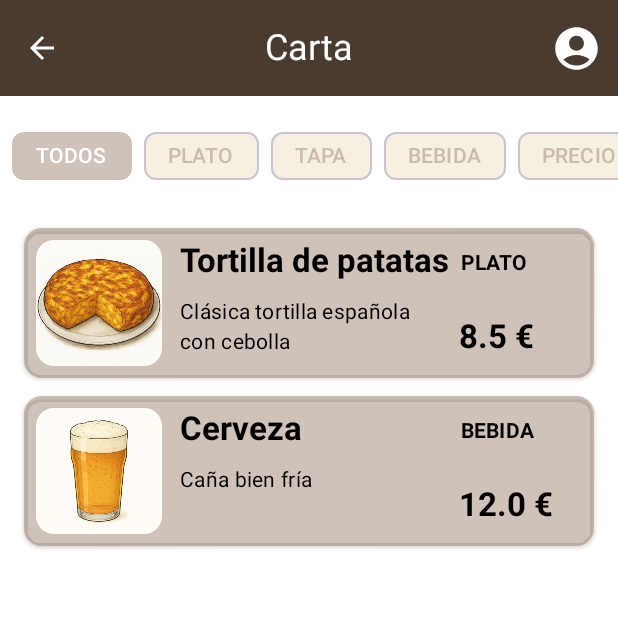
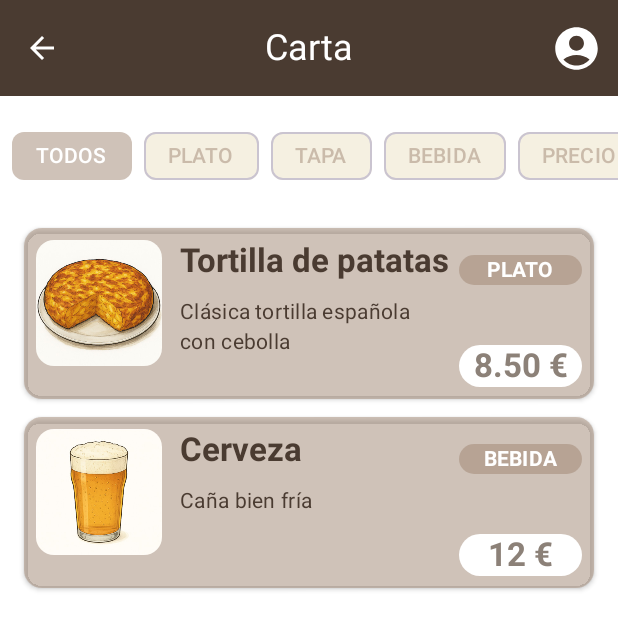
Before and after one commit to rluquea95/proyecto_comandas, an Android app built with Jetpack Compose: the @Preview function CartaScreenPreview, on a phone screen of 412 x 824 dp. Shown: the top 630 px of the screen. Run offline under Robolectric (Android 15) with nearby library versions, the phone set to English and light mode, and no system bars.

Commit message:
Cambios en la apariencia de Dialog y ProductCard de CartaScreen

```diff
--- a/app/src/main/java/com/example/readytapas/ui/components/TopBarWithMenu.kt
+++ b/app/src/main/java/com/example/readytapas/ui/components/TopBarWithMenu.kt
@@ -14,7 +14,7 @@ import androidx.compose.ui.Modifier
 import androidx.compose.ui.text.style.TextAlign
 import androidx.compose.ui.unit.dp
 import androidx.compose.ui.unit.sp
-import com.example.readytapas.ui.theme.BarBlancoHuesoTexto
+import com.example.readytapas.ui.theme.BarBlancoHueso
 import com.example.readytapas.ui.theme.BarGrisMedio
 import com.example.readytapas.ui.theme.BarMarronOscuro
 
@@ -38,7 +38,7 @@ fun TopBarWithMenu(
     TopAppBar(
         colors = TopAppBarDefaults.topAppBarColors(
             containerColor = BarMarronOscuro,
-            titleContentColor = BarBlancoHuesoTexto,
+            titleContentColor = BarBlancoHueso,
         ),
         navigationIcon = {
             // Mostrar el botón de retroceso solo si `showBackButton` es true y onBackClick no es null
@@ -47,7 +47,7 @@ fun TopBarWithMenu(
                     Icon(
                         imageVector = Icons.AutoMirrored.Filled.ArrowBack,
                         contentDescription = "Atrás",
-                        tint = BarBlancoHuesoTexto
+                        tint = BarBlancoHueso
                     )
                 }
             }
@@ -70,7 +70,7 @@ fun TopBarWithMenu(
                             else -> Alignment.CenterStart
                         }
                     ),
-                    color = BarBlancoHuesoTexto,
+                    color = BarBlancoHueso,
                     fontSize = 24.sp
                 )
             }
@@ -81,7 +81,7 @@ fun TopBarWithMenu(
                     Icons.Default.AccountCircle,
                     contentDescription = "Usuario",
                     modifier = Modifier.size(34.dp),
-                    tint = BarBlancoHuesoTexto
+                    tint = BarBlancoHueso
                 )
             }
             DropdownMenu(
@@ -90,7 +90,7 @@ fun TopBarWithMenu(
                 onDismissRequest = { expanded = false } // Cierra el menú al hacer clic fuera de él
             ) {
                 DropdownMenuItem(
-                    text = { Text("Cerrar sesión", color = BarBlancoHuesoTexto, fontSize = 20.sp) },
+                    text = { Text("Cerrar sesión", color = BarBlancoHueso, fontSize = 20.sp) },
                     onClick = {
                         expanded = false
                         onLogoutClick()
--- a/app/src/main/java/com/example/readytapas/ui/screens/carta/CartaScreen.kt
+++ b/app/src/main/java/com/example/readytapas/ui/screens/carta/CartaScreen.kt
@@ -1,7 +1,7 @@
 package com.example.readytapas.ui.screens.carta
 
 import android.annotation.SuppressLint
-import androidx.compose.animation.animateContentSize
+import android.util.Log
 import androidx.compose.foundation.Image
 import androidx.compose.foundation.background
 import androidx.compose.foundation.clickable
@@ -12,58 +12,50 @@ import androidx.compose.foundation.layout.Column
 import androidx.compose.foundation.layout.PaddingValues
 import androidx.compose.foundation.layout.Row
 import androidx.compose.foundation.layout.Spacer
-import androidx.compose.foundation.layout.fillMaxHeight
 import androidx.compose.foundation.layout.fillMaxSize
 import androidx.compose.foundation.layout.fillMaxWidth
 import androidx.compose.foundation.layout.height
 import androidx.compose.foundation.layout.padding
 import androidx.compose.foundation.layout.size
 import androidx.compose.foundation.layout.width
-import androidx.compose.foundation.layout.widthIn
-import androidx.compose.foundation.layout.wrapContentHeight
-import androidx.compose.foundation.layout.wrapContentSize
 import androidx.compose.foundation.layout.wrapContentWidth
 import androidx.compose.foundation.lazy.LazyColumn
 import androidx.compose.foundation.lazy.items
 import androidx.compose.foundation.rememberScrollState
 import androidx.compose.foundation.shape.RoundedCornerShape
-import androidx.compose.material.icons.Icons
-import androidx.compose.material.icons.filled.Close
 import androidx.compose.material3.Button
+import androidx.compose.material3.ButtonDefaults
 import androidx.compose.material3.Card
 import androidx.compose.material3.CardDefaults
 import androidx.compose.material3.FilterChip
 import androidx.compose.material3.FilterChipDefaults
-import androidx.compose.material3.Icon
-import androidx.compose.material3.IconButton
 import androidx.compose.material3.MaterialTheme
 import androidx.compose.material3.Text
 import androidx.compose.runtime.Composable
 import androidx.compose.runtime.collectAsState
 import androidx.compose.runtime.getValue
-import androidx.compose.runtime.mutableStateOf
 import androidx.compose.runtime.remember
 import androidx.compose.ui.Alignment
 import androidx.compose.ui.Modifier
 import androidx.compose.ui.draw.clip
+import androidx.compose.ui.graphics.RectangleShape
 import androidx.compose.ui.graphics.painter.Painter
 import androidx.compose.ui.platform.LocalContext
 import androidx.compose.ui.res.painterResource
 import androidx.compose.ui.text.font.FontWeight
 import androidx.compose.ui.text.style.TextAlign
-import androidx.compose.ui.text.style.TextOverflow
 import androidx.compose.ui.tooling.preview.Preview
 import androidx.compose.ui.unit.dp
 import androidx.compose.ui.window.Dialog
 import androidx.hilt.navigation.compose.hiltViewModel
 import androidx.navigation.NavController
-import coil.compose.AsyncImage
 import com.example.readytapas.R
 import com.example.readytapas.data.model.CategoryProducto
 import com.example.readytapas.data.model.Producto
 import com.example.readytapas.ui.components.TopBarWithMenu
 import com.example.readytapas.ui.theme.BarBeigeClaro
-import com.example.readytapas.ui.theme.BarBlancoHuesoTexto
+import com.example.readytapas.ui.theme.BarBlancoHueso
+import com.example.readytapas.ui.theme.BarGrisMedio
 import com.example.readytapas.ui.theme.BarMarronMedioAcento
 import com.example.readytapas.ui.theme.BarMarronOscuro
 import java.util.Locale
@@ -111,18 +103,30 @@ fun CartaScreen(
         }
 
         if (imagenProductoSeleccionada != null) {
-            Dialog(onDismissRequest = { viewModel.cerrarImagenProducto() }) {
+            ImagenProductoDialog(
+                producto = imagenProductoSeleccionada!!,
+                onDismiss = { viewModel.cerrarImagenProducto() }
+            )
+        }
+    }
+}
+
+@Composable
+fun ImagenProductoDialog(
+    producto: Producto,
+    onDismiss: () -> Unit
+) {
+    Dialog(onDismissRequest = onDismiss) {
         Box(
             modifier = Modifier
                 .padding(16.dp)
                 .clip(RoundedCornerShape(16.dp))
                 .background(BarBeigeClaro)
-                        .padding(16.dp)
         ) {
             Column(horizontalAlignment = Alignment.CenterHorizontally) {
                 Image(
-                            painter = loadLocalDrawableStrict(imagenProductoSeleccionada!!.imageUrl),
-                            contentDescription = imagenProductoSeleccionada!!.name,
+                    painter = loadLocalDrawableStrict(producto.imageUrl),
+                    contentDescription = producto.name,
                     modifier = Modifier
                         .fillMaxWidth()
                         .height(300.dp)
@@ -130,18 +134,29 @@ fun CartaScreen(
                 )
                 Spacer(modifier = Modifier.height(12.dp))
                 Text(
-                            imagenProductoSeleccionada!!.name,
-                            style = MaterialTheme.typography.titleLarge.copy(fontWeight = FontWeight.Bold)
+                    producto.name,
+                    style = MaterialTheme.typography.titleLarge.copy(fontWeight = FontWeight.Bold),
+                    color = BarMarronOscuro
                 )
                 Text(
-                            imagenProductoSeleccionada!!.description,
+                    producto.description,
                     style = MaterialTheme.typography.bodyMedium,
-                            modifier = Modifier.padding(top = 8.dp)
+                    modifier = Modifier.padding(top = 8.dp),
+                    color = BarGrisMedio
                 )
                 Spacer(modifier = Modifier.height(16.dp))
-                        Button(onClick = { viewModel.cerrarImagenProducto() }) {
+
+                Box(modifier = Modifier.padding(8.dp))
+                {
+                    Button(
+                        onClick = onDismiss,
+                        modifier = Modifier.fillMaxWidth(),
+                        colors = ButtonDefaults.buttonColors(
+                            containerColor = BarMarronOscuro,
+                            contentColor = BarBlancoHueso,
+                        )
+                    ) {
                         Text("Cerrar")
-                        }
                     }
                 }
             }
@@ -153,10 +168,16 @@ fun CartaScreen(
 @Composable
 fun loadLocalDrawableStrict(name: String): Painter {
     val context = LocalContext.current
+
     val resId = remember(name) {
         context.resources.getIdentifier(name, "drawable", context.packageName)
     }
-    return painterResource(id = resId)
+    return if (resId != 0) {
+        painterResource(id = resId)
+    } else {
+        Log.e("LoadLocalDrawable", "Imagen '$name' no encontrada en res/drawable")
+        painterResource(id = R.drawable.placeholder_carta) // Imagen de error
+    }
 }
 
 @Composable
@@ -188,6 +209,7 @@ fun ProductoCard(
                 Text(
                     producto.name,
                     style = MaterialTheme.typography.titleLarge.copy(fontWeight = FontWeight.Bold),
+                    color = BarMarronOscuro,
                     modifier = Modifier.width(180.dp)
                 )
 
@@ -195,10 +217,11 @@ fun ProductoCard(
 
                 Text(
                     producto.description,
+                    color = BarMarronOscuro,
                     maxLines = 4,
                     //overflow = TextOverflow.Ellipsis,
                     style = MaterialTheme.typography.bodyMedium,
-                    modifier = Modifier.width(160.dp)
+                    modifier = Modifier.width(170.dp)
                 )
             }
 
@@ -207,17 +230,41 @@ fun ProductoCard(
             // Precio centrado verticalmente
             Column(modifier = Modifier.align(alignment = Alignment.CenterVertically)
             ) {
+                Box(
+                    modifier = Modifier
+                        .padding(vertical = 10.dp)
+                        .clip(RoundedCornerShape(16.dp))
+                        .background(BarMarronMedioAcento),
+                    contentAlignment = Alignment.Center,
+                ){
                     Text(
-                    "${producto.category.name}",
+                        producto.category.name,
+                        color = BarBlancoHueso,
                         style = MaterialTheme.typography.titleSmall.copy(fontWeight = FontWeight.Bold),
-                    textAlign = TextAlign.Right,
+                        textAlign = TextAlign.Center,
+                        modifier = Modifier.width(250.dp)
                     )
-                Spacer(modifier = Modifier.height(25.dp))
+                }
+
+                Spacer(modifier = Modifier.height(30.dp))
+
+                Box(
+                    modifier = Modifier.fillMaxWidth()
+                        .clip(RoundedCornerShape(16.dp))
+                        .background(BarBlancoHueso),
+                    contentAlignment = Alignment.Center
+                ) {
                     Text(
-                    "${producto.price} €",
+                        if (producto.price == producto.price.toInt().toDouble()) {
+                            "${producto.price.toInt()} €"
+                        } else {
+                            "${String.format(Locale.getDefault(), "%.2f", producto.price)} €"
+                        },
                         style = MaterialTheme.typography.titleLarge.copy(fontWeight = FontWeight.Bold),
+                        color = BarGrisMedio,
                         textAlign = TextAlign.Center,
                     )
+                }
             }
         }
     }
@@ -249,7 +296,7 @@ fun CategoriaChips(
                         nombre.replaceFirstChar {
                             if (it.isLowerCase()) it.titlecase(Locale.ROOT) else it.toString()
                         },
-                        color = if (esSeleccionada) BarBlancoHuesoTexto else BarMarronMedioAcento
+                        color = if (esSeleccionada) BarBlancoHueso else BarMarronMedioAcento
                     )
                 },
                 modifier = Modifier.padding(end = 8.dp),
@@ -257,7 +304,7 @@ fun CategoriaChips(
                     containerColor = BarBeigeClaro,
                     selectedContainerColor = BarMarronMedioAcento,
                     labelColor = BarMarronOscuro,
-                    selectedLabelColor = BarBlancoHuesoTexto
+                    selectedLabelColor = BarBlancoHueso
                 )
             )
         }
@@ -269,7 +316,7 @@ fun CategoriaChips(
                 label = {
                     Text(
                         "PRECIO",
-                        color = if (it) BarBlancoHuesoTexto else BarMarronMedioAcento
+                        color = if (it) BarBlancoHueso else BarMarronMedioAcento
                     )
                 },
                 modifier = Modifier.padding(end = 8.dp),
@@ -277,7 +324,7 @@ fun CategoriaChips(
                     containerColor = BarBeigeClaro,
                     selectedContainerColor = BarMarronMedioAcento,
                     labelColor = BarMarronOscuro,
-                    selectedLabelColor = BarBlancoHuesoTexto
+                    selectedLabelColor = BarBlancoHueso
                 )
             )
         }
@@ -334,3 +381,20 @@ fun CartaScreenPreview() {
         }
     }
 }
+
+@Preview(showBackground = true)
+@Composable
+fun ImagenProductoDialogPreview() {
+    val productoMock = Producto(
+        name = "Tortilla de Patatas",
+        description = "Deliciosa tortilla española con cebolla",
+        category = CategoryProducto.PLATO,
+        price = 8.50,
+        imageUrl = "plato_tortilla" // Asegurate de tener esta imagen en tu drawable
+    )
+
+    ImagenProductoDialog(
+        producto = productoMock,
+        onDismiss = {} // No hace falta hacer nada en la preview
+    )
+}
--- a/app/src/main/java/com/example/readytapas/ui/screens/login/LoginScreen.kt
+++ b/app/src/main/java/com/example/readytapas/ui/screens/login/LoginScreen.kt
@@ -25,7 +25,7 @@ import androidx.compose.ui.unit.sp
 import androidx.hilt.navigation.compose.hiltViewModel
 import com.example.readytapas.R
 import com.example.readytapas.ui.theme.BarBeigeClaro
-import com.example.readytapas.ui.theme.BarBlancoHuesoTexto
+import com.example.readytapas.ui.theme.BarBlancoHueso
 import com.example.readytapas.ui.theme.BarGrisMedio
 import com.example.readytapas.ui.theme.BarMarronMedioAcento
 import com.example.readytapas.ui.theme.BarMarronOscuro
@@ -196,7 +196,7 @@ fun LoginScreenContent(
                         modifier = Modifier.fillMaxWidth(),
                         colors = ButtonDefaults.buttonColors(
                             containerColor = BarMarronMedioAcento,
-                            contentColor = BarBlancoHuesoTexto,
+                            contentColor = BarBlancoHueso,
                         )
                     ) {
                         Text("Entrar")
--- a/app/src/main/java/com/example/readytapas/ui/theme/Color.kt
+++ b/app/src/main/java/com/example/readytapas/ui/theme/Color.kt
@@ -14,4 +14,4 @@ val BarMarronOscuro = Color(0xFF4A3B31)
 val BarBeigeClaro = Color(0xFFF5F0E1)
 val BarGrisMedio = Color(0xFF8C8178)
 val BarMarronMedioAcento = Color(0x80A08573)
-val BarBlancoHuesoTexto = Color(0xFFFFFFFF)
+val BarBlancoHueso = Color(0xFFFFFFFF)
```
Also changed, not shown: app/src/main/java/com/example/readytapas/ui/screens/mainmenu/MainMenuScreen.kt (+2 -5 lines), app/src/main/res/raw/ready_tapas_carta.json (+4 -4 lines), app/src/main/res/drawable/placeholder_carta.jpg (added). Lines whose indentation alone changed are shown as unchanged.
